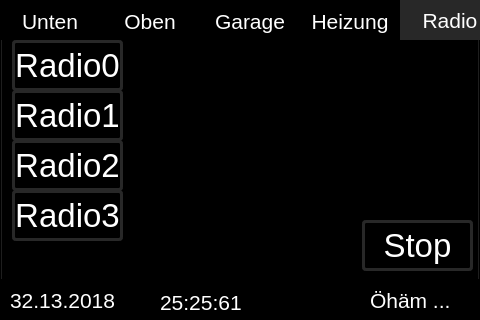
Old version of the form mainwindow.ui in the repository christof1977/flurzentrale.
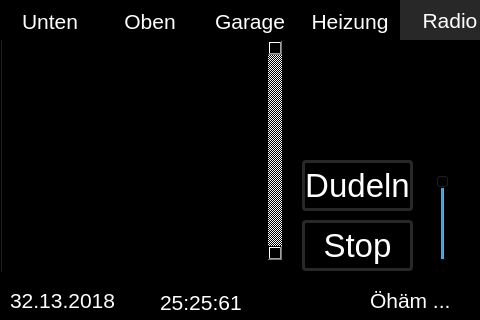
New version of the form.

Commit message: Buttons rausgeworfen, Liste eingebaut

```diff
--- a/mainwindow.ui
+++ b/mainwindow.ui
@@ -64,8 +64,8 @@
      <rect>
       <x>0</x>
       <y>0</y>
-      <width>480</width>
-      <height>281</height>
+      <width>506</width>
+      <height>274</height>
      </rect>
     </property>
     <property name="font">
@@ -972,7 +972,7 @@
      <widget class="QPushButton" name="pushButtonRadioStop">
       <property name="geometry">
        <rect>
-        <x>360</x>
+        <x>300</x>
         <y>180</y>
         <width>111</width>
         <height>51</height>
@@ -1178,220 +1178,55 @@
        <string>Stop</string>
       </property>
      </widget>
-     <widget class="QPushButton" name="pushButtonRadio0">
+     <widget class="QSlider" name="volumeSlider">
+      <property name="geometry">
+       <rect>
+        <x>430</x>
+        <y>10</y>
+        <width>22</width>
+        <height>211</height>
+       </rect>
+      </property>
+      <property name="minimum">
+       <number>-63</number>
+      </property>
+      <property name="maximum">
+       <number>0</number>
+      </property>
+      <property name="singleStep">
+       <number>1</number>
+      </property>
+      <property name="sliderPosition">
+       <number>-40</number>
+      </property>
+      <property name="orientation">
+       <enum>Qt::Vertical</enum>
+      </property>
+     </widget>
+     <widget class="QListWidget" name="listWidgetRadio">
       <property name="geometry">
        <rect>
         <x>10</x>
         <y>0</y>
-        <width>111</width>
-        <height>51</height>
+        <width>271</width>
+        <height>221</height>
        </rect>
       </property>
-      <property name="palette">
-       <palette>
-        <active>
-         <colorrole role="WindowText">
-          <brush brushstyle="SolidPattern">
-           <color alpha="255">
-            <red>255</red>
-            <green>255</green>
-            <blue>255</blue>
-           </color>
-          </brush>
-         </colorrole>
-         <colorrole role="Button">
-          <brush brushstyle="SolidPattern">
-           <color alpha="255">
-            <red>0</red>
-            <green>0</green>
-            <blue>0</blue>
-           </color>
-          </brush>
-         </colorrole>
-         <colorrole role="Text">
-          <brush brushstyle="SolidPattern">
-           <color alpha="255">
-            <red>255</red>
-            <green>255</green>
-            <blue>255</blue>
-           </color>
-          </brush>
-         </colorrole>
-         <colorrole role="ButtonText">
-          <brush brushstyle="SolidPattern">
-           <color alpha="255">
-            <red>255</red>
-            <green>255</green>
-            <blue>255</blue>
-           </color>
-          </brush>
-         </colorrole>
-         <colorrole role="Base">
-          <brush brushstyle="SolidPattern">
-           <color alpha="255">
-            <red>0</red>
-            <green>0</green>
-            <blue>0</blue>
-           </color>
-          </brush>
-         </colorrole>
-         <colorrole role="Window">
-          <brush brushstyle="SolidPattern">
-           <color alpha="255">
-            <red>0</red>
-            <green>0</green>
-            <blue>0</blue>
-           </color>
-          </brush>
-         </colorrole>
-        </active>
-        <inactive>
-         <colorrole role="WindowText">
-          <brush brushstyle="SolidPattern">
-           <color alpha="255">
-            <red>255</red>
-            <green>255</green>
-            <blue>255</blue>
-           </color>
-          </brush>
-         </colorrole>
-         <colorrole role="Button">
-          <brush brushstyle="SolidPattern">
-           <color alpha="255">
-            <red>0</red>
-            <green>0</green>
-            <blue>0</blue>
-           </color>
-          </brush>
-         </colorrole>
-         <colorrole role="Text">
-          <brush brushstyle="SolidPattern">
-           <color alpha="255">
-            <red>255</red>
-            <green>255</green>
-            <blue>255</blue>
-           </color>
-          </brush>
-         </colorrole>
-         <colorrole role="ButtonText">
-          <brush brushstyle="SolidPattern">
-           <color alpha="255">
-            <red>255</red>
-            <green>255</green>
-            <blue>255</blue>
-           </color>
-          </brush>
-         </colorrole>
-         <colorrole role="Base">
-          <brush brushstyle="SolidPattern">
-           <color alpha="255">
-            <red>0</red>
-            <green>0</green>
-            <blue>0</blue>
-           </color>
-          </brush>
-         </colorrole>
-         <colorrole role="Window">
-          <brush brushstyle="SolidPattern">
-           <color alpha="255">
-            <red>0</red>
-            <green>0</green>
-            <blue>0</blue>
-           </color>
-          </brush>
-         </colorrole>
-        </inactive>
-        <disabled>
-         <colorrole role="WindowText">
-          <brush brushstyle="SolidPattern">
-           <color alpha="255">
-            <red>255</red>
-            <green>255</green>
-            <blue>255</blue>
-           </color>
-          </brush>
-         </colorrole>
-         <colorrole role="Button">
-          <brush brushstyle="SolidPattern">
-           <color alpha="255">
-            <red>0</red>
-            <green>0</green>
-            <blue>0</blue>
-           </color>
-          </brush>
-         </colorrole>
-         <colorrole role="Text">
-          <brush brushstyle="SolidPattern">
-           <color alpha="255">
-            <red>255</red>
-            <green>255</green>
-            <blue>255</blue>
-           </color>
-          </brush>
-         </colorrole>
-         <colorrole role="ButtonText">
-          <brush brushstyle="SolidPattern">
-           <color alpha="255">
-            <red>255</red>
-            <green>255</green>
-            <blue>255</blue>
-           </color>
-          </brush>
-         </colorrole>
-         <colorrole role="Base">
-          <brush brushstyle="SolidPattern">
-           <color alpha="255">
-            <red>0</red>
-            <green>0</green>
-            <blue>0</blue>
-           </color>
-          </brush>
-         </colorrole>
-         <colorrole role="Window">
-          <brush brushstyle="SolidPattern">
-           <color alpha="255">
-            <red>0</red>
-            <green>0</green>
-            <blue>0</blue>
-           </color>
-          </brush>
-         </colorrole>
-        </disabled>
-       </palette>
+      <property name="autoFillBackground">
+       <bool>false</bool>
       </property>
-      <property name="font">
-       <font>
-        <pointsize>25</pointsize>
-       </font>
+      <property name="verticalScrollBarPolicy">
+       <enum>Qt::ScrollBarAlwaysOn</enum>
       </property>
       <property name="cursor">
        <cursorShape>OpenHandCursor</cursorShape>
       </property>
-      <property name="styleSheet">
-       <string notr="true">QPushButton
-{
-color: rgb(255, 255, 255);
-background-color: rgb(0, 0,0);
-border-color: rgb(40, 40, 40);
-border-width: 3px;        
-border-style: solid;
-border-radius: 4px;
-}
-QPushButton:pressed
-{
-background-color: rgb(40,40,40)
-}
-</string>
-      </property>
-      <property name="text">
-       <string>Radio0</string>
-      </property>
      </widget>
      <widget class="QPushButton" name="pushButtonRadio1">
       <property name="geometry">
        <rect>
-        <x>10</x>
-        <y>50</y>
+        <x>300</x>
+        <y>120</y>
         <width>111</width>
         <height>51</height>
        </rect>
@@ -1593,425 +1428,7 @@
 </string>
       </property>
       <property name="text">
-       <string>Radio1</string>
-      </property>
-     </widget>
-     <widget class="QPushButton" name="pushButtonRadio2">
-      <property name="geometry">
-       <rect>
-        <x>10</x>
-        <y>100</y>
-        <width>111</width>
-        <height>51</height>
-       </rect>
-      </property>
-      <property name="palette">
-       <palette>
-        <active>
-         <colorrole role="WindowText">
-          <brush brushstyle="SolidPattern">
-           <color alpha="255">
-            <red>255</red>
-            <green>255</green>
-            <blue>255</blue>
-           </color>
-          </brush>
-         </colorrole>
-         <colorrole role="Button">
-          <brush brushstyle="SolidPattern">
-           <color alpha="255">
-            <red>0</red>
-            <green>0</green>
-            <blue>0</blue>
-           </color>
-          </brush>
-         </colorrole>
-         <colorrole role="Text">
-          <brush brushstyle="SolidPattern">
-           <color alpha="255">
-            <red>255</red>
-            <green>255</green>
-            <blue>255</blue>
-           </color>
-          </brush>
-         </colorrole>
-         <colorrole role="ButtonText">
-          <brush brushstyle="SolidPattern">
-           <color alpha="255">
-            <red>255</red>
-            <green>255</green>
-            <blue>255</blue>
-           </color>
-          </brush>
-         </colorrole>
-         <colorrole role="Base">
-          <brush brushstyle="SolidPattern">
-           <color alpha="255">
-            <red>0</red>
-            <green>0</green>
-            <blue>0</blue>
-           </color>
-          </brush>
-         </colorrole>
-         <colorrole role="Window">
-          <brush brushstyle="SolidPattern">
-           <color alpha="255">
-            <red>0</red>
-            <green>0</green>
-            <blue>0</blue>
-           </color>
-          </brush>
-         </colorrole>
-        </active>
-        <inactive>
-         <colorrole role="WindowText">
-          <brush brushstyle="SolidPattern">
-           <color alpha="255">
-            <red>255</red>
-            <green>255</green>
-            <blue>255</blue>
-           </color>
-          </brush>
-         </colorrole>
-         <colorrole role="Button">
-          <brush brushstyle="SolidPattern">
-           <color alpha="255">
-            <red>0</red>
-            <green>0</green>
-            <blue>0</blue>
-           </color>
-          </brush>
-         </colorrole>
-         <colorrole role="Text">
-          <brush brushstyle="SolidPattern">
-           <color alpha="255">
-            <red>255</red>
-            <green>255</green>
-            <blue>255</blue>
-           </color>
-          </brush>
-         </colorrole>
-         <colorrole role="ButtonText">
-          <brush brushstyle="SolidPattern">
-           <color alpha="255">
-            <red>255</red>
-            <green>255</green>
-            <blue>255</blue>
-           </color>
-          </brush>
-         </colorrole>
-         <colorrole role="Base">
-          <brush brushstyle="SolidPattern">
-           <color alpha="255">
-            <red>0</red>
-            <green>0</green>
-            <blue>0</blue>
-           </color>
-          </brush>
-         </colorrole>
-         <colorrole role="Window">
-          <brush brushstyle="SolidPattern">
-           <color alpha="255">
-            <red>0</red>
-            <green>0</green>
-            <blue>0</blue>
-           </color>
-          </brush>
-         </colorrole>
-        </inactive>
-        <disabled>
-         <colorrole role="WindowText">
-          <brush brushstyle="SolidPattern">
-           <color alpha="255">
-            <red>255</red>
-            <green>255</green>
-            <blue>255</blue>
-           </color>
-          </brush>
-         </colorrole>
-         <colorrole role="Button">
-          <brush brushstyle="SolidPattern">
-           <color alpha="255">
-            <red>0</red>
-            <green>0</green>
-            <blue>0</blue>
-           </color>
-          </brush>
-         </colorrole>
-         <colorrole role="Text">
-          <brush brushstyle="SolidPattern">
-           <color alpha="255">
-            <red>255</red>
-            <green>255</green>
-            <blue>255</blue>
-           </color>
-          </brush>
-         </colorrole>
-         <colorrole role="ButtonText">
-          <brush brushstyle="SolidPattern">
-           <color alpha="255">
-            <red>255</red>
-            <green>255</green>
-            <blue>255</blue>
-           </color>
-          </brush>
-         </colorrole>
-         <colorrole role="Base">
-          <brush brushstyle="SolidPattern">
-           <color alpha="255">
-            <red>0</red>
-            <green>0</green>
-            <blue>0</blue>
-           </color>
-          </brush>
-         </colorrole>
-         <colorrole role="Window">
-          <brush brushstyle="SolidPattern">
-           <color alpha="255">
-            <red>0</red>
-            <green>0</green>
-            <blue>0</blue>
-           </color>
-          </brush>
-         </colorrole>
-        </disabled>
-       </palette>
-      </property>
-      <property name="font">
-       <font>
-        <pointsize>25</pointsize>
-       </font>
-      </property>
-      <property name="cursor">
-       <cursorShape>OpenHandCursor</cursorShape>
-      </property>
-      <property name="styleSheet">
-       <string notr="true">QPushButton
-{
-color: rgb(255, 255, 255);
-background-color: rgb(0, 0,0);
-border-color: rgb(40, 40, 40);
-border-width: 3px;        
-border-style: solid;
-border-radius: 4px;
-}
-QPushButton:pressed
-{
-background-color: rgb(40,40,40)
-}
-</string>
-      </property>
-      <property name="text">
-       <string>Radio2</string>
-      </property>
-     </widget>
-     <widget class="QPushButton" name="pushButtonRadio3">
-      <property name="geometry">
-       <rect>
-        <x>10</x>
-        <y>150</y>
-        <width>111</width>
-        <height>51</height>
-       </rect>
-      </property>
-      <property name="palette">
-       <palette>
-        <active>
-         <colorrole role="WindowText">
-          <brush brushstyle="SolidPattern">
-           <color alpha="255">
-            <red>255</red>
-            <green>255</green>
-            <blue>255</blue>
-           </color>
-          </brush>
-         </colorrole>
-         <colorrole role="Button">
-          <brush brushstyle="SolidPattern">
-           <color alpha="255">
-            <red>0</red>
-            <green>0</green>
-            <blue>0</blue>
-           </color>
-          </brush>
-         </colorrole>
-         <colorrole role="Text">
-          <brush brushstyle="SolidPattern">
-           <color alpha="255">
-            <red>255</red>
-            <green>255</green>
-            <blue>255</blue>
-           </color>
-          </brush>
-         </colorrole>
-         <colorrole role="ButtonText">
-          <brush brushstyle="SolidPattern">
-           <color alpha="255">
-            <red>255</red>
-            <green>255</green>
-            <blue>255</blue>
-           </color>
-          </brush>
-         </colorrole>
-         <colorrole role="Base">
-          <brush brushstyle="SolidPattern">
-           <color alpha="255">
-            <red>0</red>
-            <green>0</green>
-            <blue>0</blue>
-           </color>
-          </brush>
-         </colorrole>
-         <colorrole role="Window">
-          <brush brushstyle="SolidPattern">
-           <color alpha="255">
-            <red>0</red>
-            <green>0</green>
-            <blue>0</blue>
-           </color>
-          </brush>
-         </colorrole>
-        </active>
-        <inactive>
-         <colorrole role="WindowText">
-          <brush brushstyle="SolidPattern">
-           <color alpha="255">
-            <red>255</red>
-            <green>255</green>
-            <blue>255</blue>
-           </color>
-          </brush>
-         </colorrole>
-         <colorrole role="Button">
-          <brush brushstyle="SolidPattern">
-           <color alpha="255">
-            <red>0</red>
-            <green>0</green>
-            <blue>0</blue>
-           </color>
-          </brush>
-         </colorrole>
-         <colorrole role="Text">
-          <brush brushstyle="SolidPattern">
-           <color alpha="255">
-            <red>255</red>
-            <green>255</green>
-            <blue>255</blue>
-           </color>
-          </brush>
-         </colorrole>
-         <colorrole role="ButtonText">
-          <brush brushstyle="SolidPattern">
-           <color alpha="255">
-            <red>255</red>
-            <green>255</green>
-            <blue>255</blue>
-           </color>
-          </brush>
-         </colorrole>
-         <colorrole role="Base">
-          <brush brushstyle="SolidPattern">
-           <color alpha="255">
-            <red>0</red>
-            <green>0</green>
-            <blue>0</blue>
-           </color>
-          </brush>
-         </colorrole>
-         <colorrole role="Window">
-          <brush brushstyle="SolidPattern">
-           <color alpha="255">
-            <red>0</red>
-            <green>0</green>
-            <blue>0</blue>
-           </color>
-          </brush>
-         </colorrole>
-        </inactive>
-        <disabled>
-         <colorrole role="WindowText">
-          <brush brushstyle="SolidPattern">
-           <color alpha="255">
-            <red>255</red>
-            <green>255</green>
-            <blue>255</blue>
-           </color>
-          </brush>
-         </colorrole>
-         <colorrole role="Button">
-          <brush brushstyle="SolidPattern">
-           <color alpha="255">
-            <red>0</red>
-            <green>0</green>
-            <blue>0</blue>
-           </color>
-          </brush>
-         </colorrole>
-         <colorrole role="Text">
-          <brush brushstyle="SolidPattern">
-           <color alpha="255">
-            <red>255</red>
-            <green>255</green>
-            <blue>255</blue>
-           </color>
-          </brush>
-         </colorrole>
-         <colorrole role="ButtonText">
-          <brush brushstyle="SolidPattern">
-           <color alpha="255">
-            <red>255</red>
-            <green>255</green>
-            <blue>255</blue>
-           </color>
-          </brush>
-         </colorrole>
-         <colorrole role="Base">
-          <brush brushstyle="SolidPattern">
-           <color alpha="255">
-            <red>0</red>
-            <green>0</green>
-            <blue>0</blue>
-           </color>
-          </brush>
-         </colorrole>
-         <colorrole role="Window">
-          <brush brushstyle="SolidPattern">
-           <color alpha="255">
-            <red>0</red>
-            <green>0</green>
-            <blue>0</blue>
-           </color>
-          </brush>
-         </colorrole>
-        </disabled>
-       </palette>
-      </property>
-      <property name="font">
-       <font>
-        <pointsize>25</pointsize>
-       </font>
-      </property>
-      <property name="cursor">
-       <cursorShape>OpenHandCursor</cursorShape>
-      </property>
-      <property name="styleSheet">
-       <string notr="true">QPushButton
-{
-color: rgb(255, 255, 255);
-background-color: rgb(0, 0,0);
-border-color: rgb(40, 40, 40);
-border-width: 3px;        
-border-style: solid;
-border-radius: 4px;
-}
-QPushButton:pressed
-{
-background-color: rgb(40,40,40)
-}
-</string>
-      </property>
-      <property name="text">
-       <string>Radio3</string>
+       <string>Dudeln</string>
       </property>
      </widget>
     </widget>
```
Left out of the diff: 6 changed lines with no effect on the pictures. The commit also changes 2 other files.
